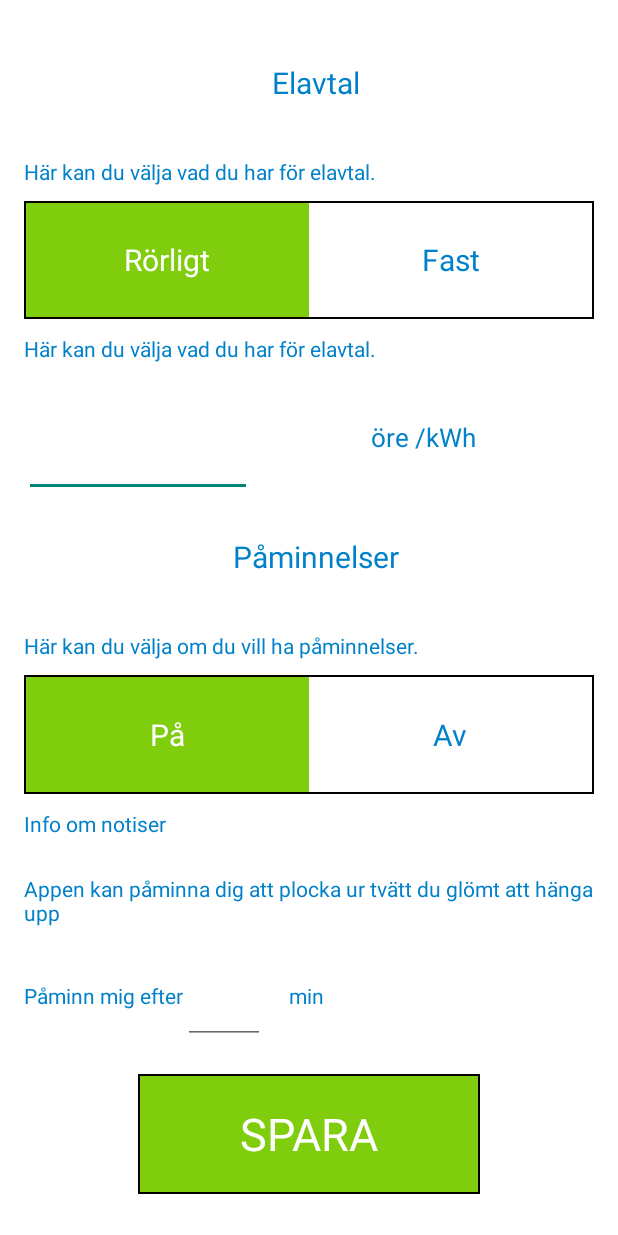
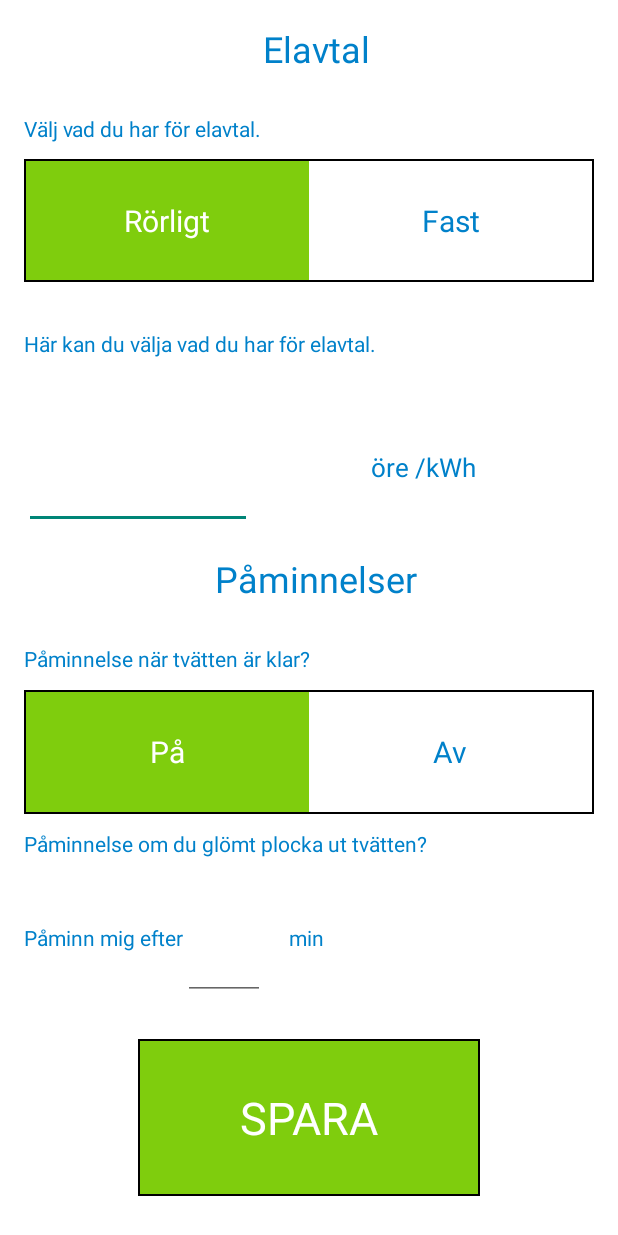
Before and after one commit to e-karlsson/SmartWasher, an Android app: the layout layout_settings_content.xml on its own in the app's theme, with its tools: preview values and no code run, on a phone screen of 412 x 824 dp. Run offline under Robolectric (Android 15) with nearby library versions, the phone set to English and light mode, and no system bars.

Commit message:
v.2.0.2 Emil fixes -> Settings

```diff
--- a/app/src/main/AndroidManifest.xml
+++ b/app/src/main/AndroidManifest.xml
@@ -25,6 +25,12 @@
         </activity>
 
         <activity
+            android:name=".TutorialActivity"
+            android:label="@string/app_name"
+            android:windowSoftInputMode="adjustPan">
+        </activity>
+
+        <activity
             android:name=".SplashActivity"
             android:label="@string/app_name"
             android:windowSoftInputMode="adjustPan">
--- a/app/src/main/java/dialogs/WasherProgramDialog.java
+++ b/app/src/main/java/dialogs/WasherProgramDialog.java
@@ -11,6 +11,8 @@ import com.washer.smart.smartwasher.R;
 
 import org.apache.http.auth.NTUserPrincipal;
 import org.w3c.dom.Text;
+
+import java.util.Arrays;
 
 /**
  * Created by xxottosl on 2015-04-15.
@@ -89,6 +91,7 @@ public class WasherProgramDialog extends CustomDialog {
         String[] programNames = new String[]{"Bomull","Ylle","Fintvätt","Snabbtvätt","Träningskläder","Handtvätt"};
         String[] degrees = new String[]{"20","30","40","60","95"};
 
+        Arrays.sort(programNames);
 
         programPicker.setMinValue(0);
         programPicker.setMaxValue(programNames.length -1);
--- a/app/src/main/java/fragments/HomeScheduleFragment.java
+++ b/app/src/main/java/fragments/HomeScheduleFragment.java
@@ -13,6 +13,7 @@ import java.util.Calendar;
 
 import extra.FontCache;
 import extra.LiveData;
+import extra.Storage;
 import extra.Timer;
 import model.LiveRecord;
 import model.StartStatus;
@@ -102,6 +103,7 @@ public class HomeScheduleFragment extends BaseFragment {
                 WasherService.stop(new CallBack<Status>() {
                     @Override
                     public void onSuccess(Status status) {
+                        Storage.saveBoolean(Storage.FROM_START, false);
                         MyViewPager.getInstance().setCurrentItem(MyViewPager.START,false);
                     }
 
@@ -123,7 +125,7 @@ public class HomeScheduleFragment extends BaseFragment {
                 return;
             }
 
-            startTime = liveRecord.getProgramInfo().getStartTime();
+            startTime = liveRecord.getProgramInfo().getEndTime();
             programName = liveRecord.getProgramInfo().getName();
             degreeName = liveRecord.getProgramInfo().getDegree();
             wind = liveRecord.getProgramInfo().isWind();
--- a/app/src/main/java/fragments/HomeSleepFragment.java
+++ b/app/src/main/java/fragments/HomeSleepFragment.java
@@ -39,6 +39,7 @@ public class HomeSleepFragment extends BaseFragment {
         scheduleButton.setOnClickListener(new View.OnClickListener() {
             @Override
             public void onClick(View v) {
+                Storage.saveBoolean(Storage.FROM_START, true);
                 MyViewPager.getInstance().setCurrentItem(MyViewPager.START,false);
             }
         });
--- a/app/src/main/res/layout/layout_home_scheduled_content.xml
+++ b/app/src/main/res/layout/layout_home_scheduled_content.xml
@@ -91,7 +91,7 @@
                 <TextView
                     android:layout_width="0dp"
                     android:layout_height="fill_parent"
-                    android:text="Startar klockan "
+                    android:text="Färdig klockan"
                     android:id="@+id/textView13"
                     android:textSize="@dimen/start_detail_information"
                     android:textColor="@color/tieto_darkblue"
--- a/app/src/main/res/layout/layout_settings_content.xml
+++ b/app/src/main/res/layout/layout_settings_content.xml
@@ -9,8 +9,6 @@
         android:layout_height="match_parent"
         android:paddingLeft="@dimen/activity_horizontal_margin"
         android:paddingRight="@dimen/activity_horizontal_margin"
-        android:paddingTop="@dimen/activity_vertical_margin"
-        android:paddingBottom="@dimen/activity_vertical_margin"
     tools:context=".MainActivity"
         android:orientation="vertical"
         android:id="@+id/ll_content_parent"
@@ -22,7 +20,7 @@
         android:orientation="horizontal"
         android:layout_width="match_parent"
         android:layout_height="0dp"
-        android:layout_weight="10"
+        android:layout_weight="8"
         android:weightSum="10"
         android:paddingLeft="@dimen/padding_left"
         android:gravity="center_vertical"
@@ -44,11 +42,11 @@
     <TextView
         android:layout_width="match_parent"
         android:layout_height="0dp"
-        android:text="Här kan du välja vad du har för elavtal. "
+        android:text="Välj vad du har för elavtal. "
         android:layout_weight="5"
         android:textColor="@color/tieto_darkblue"
         android:textSize="@dimen/settings_info_size"
-        android:gravity="center_vertical" />
+        android:gravity="center_vertical"/>
 
     <LinearLayout
         android:orientation="horizontal"
@@ -102,10 +100,12 @@
         android:layout_width="match_parent"
         android:layout_height="0dp"
         android:text="Här kan du välja vad du har för elavtal. "
-        android:layout_weight="5"
         android:textColor="@color/tieto_darkblue"
         android:textSize="@dimen/settings_info_size"
-        android:gravity="center_vertical" />
+        android:gravity="center_vertical"
+        android:id="@+id/tv_settings_current_avtal"
+        android:lines="2"
+        android:layout_weight="10" />
     <LinearLayout
         android:orientation="horizontal"
         android:layout_width="fill_parent"
@@ -124,7 +124,7 @@
                 android:layout_width="fill_parent"
                 android:layout_height="fill_parent"
                 android:inputType="number|numberDecimal"
-                android:ems="10"
+                android:ems="8"
                 android:id="@+id/et_settings_price"
                 android:gravity="center_horizontal" />
         </LinearLayout>
@@ -154,7 +154,7 @@
         android:orientation="horizontal"
         android:layout_width="match_parent"
         android:layout_height="0dp"
-        android:layout_weight="10"
+        android:layout_weight="8"
         android:weightSum="10"
         android:paddingLeft="@dimen/padding_left"
         android:gravity="center_vertical"
@@ -178,11 +178,11 @@
     <TextView
         android:layout_width="match_parent"
         android:layout_height="0dp"
-        android:text="Här kan du välja om du vill ha påminnelser. "
-        android:layout_weight="5"
+        android:text="Påminnelse när tvätten är klar?"
         android:textColor="@color/tieto_darkblue"
         android:textSize="@dimen/settings_info_size"
-        android:gravity="center_vertical" />
+        android:gravity="center_vertical"
+        android:layout_weight="5"/>
 
     <LinearLayout
         android:orientation="horizontal"
@@ -231,33 +231,24 @@
         </LinearLayout>
     </LinearLayout>
 
-    <TextView
-        android:layout_width="match_parent"
-        android:layout_height="0dp"
-        android:text="Info om notiser"
-        android:id="@+id/tv_settings_push_info"
-        android:layout_weight="5"
-        android:textColor="@color/tieto_darkblue"
-        android:textSize="@dimen/settings_info_size"
-        android:gravity="center_vertical" />
-
     <LinearLayout
         android:orientation="vertical"
         android:layout_width="fill_parent"
         android:layout_height="0dp"
-        android:layout_weight="16"
-        android:weightSum="20"
-        android:id="@+id/ll_settings_reminder_container">
+        android:id="@+id/ll_settings_reminder_container"
+        android:layout_weight="5"
+        android:gravity="center_vertical">
 
         <TextView
             android:layout_width="match_parent"
-            android:layout_height="0dp"
-            android:text="Appen kan påminna dig att plocka ur tvätt du glömt att hänga upp"
-            android:id="@+id/textView17"
-            android:layout_weight="10"
+            android:layout_height="wrap_content"
+            android:text="Påminnelse om du glömt plocka ut tvätten?"
+            android:id="@+id/tv_settings_notification_text"
             android:textColor="@color/tieto_darkblue"
             android:textSize="@dimen/settings_info_size"
-            android:gravity="center_vertical" />
+            android:paddingBottom="2dp" />
+
+    </LinearLayout>
 
     <LinearLayout
         android:orientation="horizontal"
@@ -319,13 +310,12 @@
                 android:id="@+id/textView3" />
         </LinearLayout>
     </LinearLayout>
-    </LinearLayout>
 
     <LinearLayout
         android:orientation="vertical"
         android:layout_width="fill_parent"
         android:layout_height="0dp"
-        android:layout_weight="15"
+        android:layout_weight="19"
         android:weightSum="15"
         android:gravity="center">
 
@@ -351,8 +341,8 @@
                     android:orientation="horizontal"
                     android:layout_width="fill_parent"
                     android:layout_height="fill_parent"
-                    android:gravity="center_vertical|center_horizontal"
-                    android:background="@color/tieto_green" >
+                    android:background="@color/tieto_green"
+                    android:gravity="center">
 
                     <TextView
                         android:layout_width="wrap_content"
--- a/app/src/main/res/values/dimens.xml
+++ b/app/src/main/res/values/dimens.xml
@@ -18,7 +18,7 @@
     <dimen name="start_detail_description">15dp</dimen>
     <dimen name="text_size_description">17dp</dimen>
 
-    <dimen name="settings_title_size">20dp</dimen>
+    <dimen name="settings_title_size">24dp</dimen>
     <dimen name="settings_action_size">17dp</dimen>
     <dimen name="settings_info_size">14dp</dimen>
 
```
Also changed, not shown: app/src/main/java/com/washer/smart/smartwasher/SplashActivity.java (+11 -3 lines), app/src/main/java/com/washer/smart/smartwasher/TutorialActivity.java (added, +34 -0 lines), app/src/main/java/extra/Storage.java (+21 -0 lines), app/src/main/java/fragments/SettingsFragment.java (+26 -1 lines), app/src/main/java/fragments/StartFragment.java (+13 -7 lines), app/src/main/res/layout/activity_tutorial.xml (added, +66 -0 lines), app/src/main/res/layout/layout_start_content.xml (+22 -9 lines), app/src/main/res/mipmap-hdpi/tutorial.jpg (added). Lines whose indentation alone changed are shown as unchanged.
